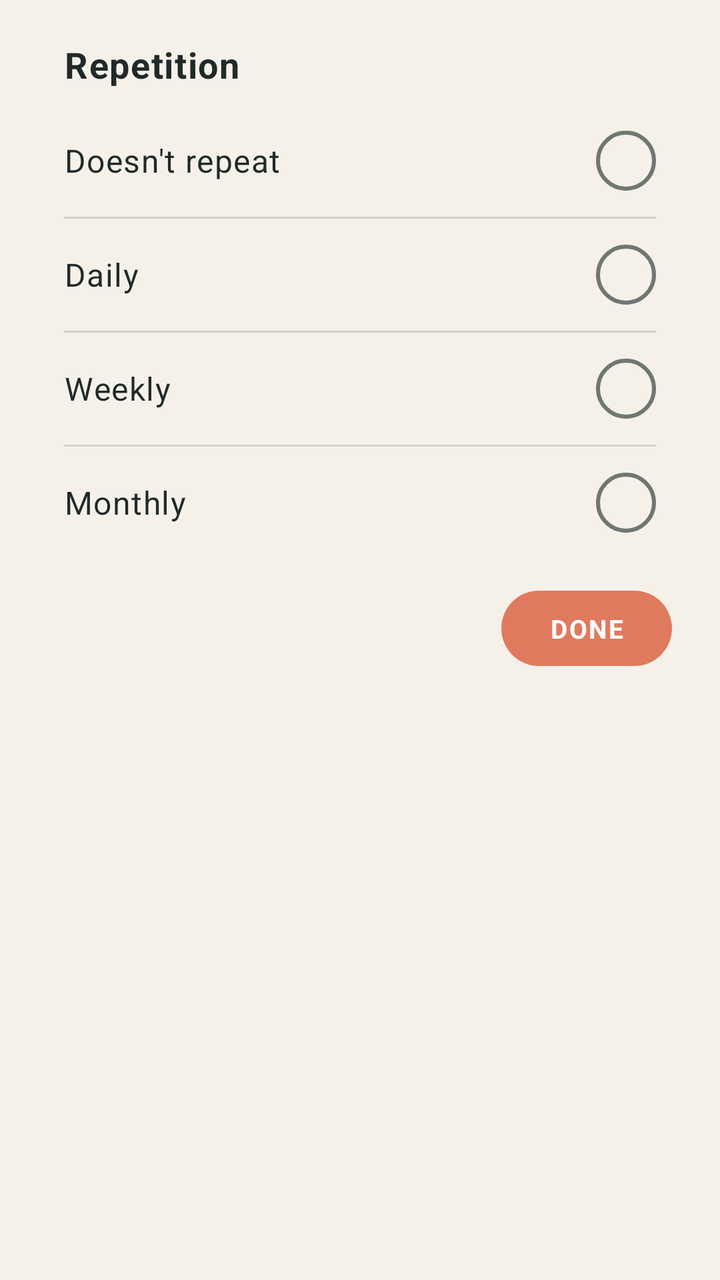
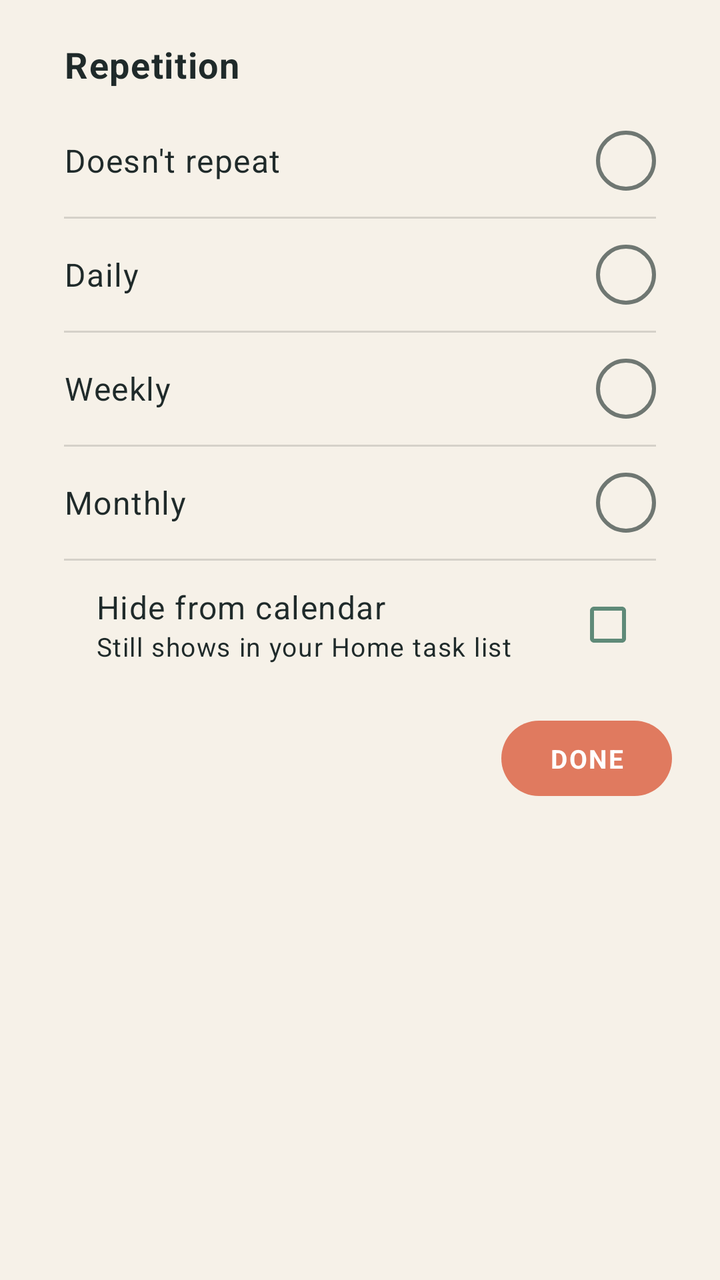

Screens rendered from an Android XML layout before and after an edit, with the pre-edit source and the edit as a unified diff.
<!-- AndroidManifest.xml: application theme Theme.BBetter -->
<!-- res/layout/popup_repetition.xml -->
<?xml version="1.0" encoding="utf-8"?>
<LinearLayout xmlns:android="http://schemas.android.com/apk/res/android"
    android:layout_width="match_parent"
    android:layout_height="wrap_content"
    android:orientation="vertical"
    android:paddingStart="@dimen/spacing_md"
    android:paddingTop="@dimen/spacing_md"
    android:paddingEnd="@dimen/spacing_md"
    android:paddingBottom="@dimen/spacing_md">

    <TextView
        android:layout_width="wrap_content"
        android:layout_height="wrap_content"
        android:layout_marginStart="@dimen/spacing_md"
        android:layout_marginTop="@dimen/spacing_xs"
        android:layout_marginBottom="@dimen/spacing_sm"
        android:text="@string/repetition_popup_title"
        android:textAppearance="@style/TextAppearance.BBetter.Title" />

    <LinearLayout
        android:id="@+id/repetition_popup_row_none"
        style="@style/BBetter.CardFormRow">

        <TextView
            style="@style/BBetter.CardFormRow.Value"
            android:layout_marginStart="0dp"
            android:text="@string/repetition_option_none" />

        <ToggleButton
            android:id="@+id/repetition_popup_toggle_none"
            android:layout_width="@dimen/toggle_button_size"
            android:layout_height="@dimen/toggle_button_size"
            android:background="@drawable/bb_radio_indicator"
            android:button="@android:color/transparent"
            android:clickable="false"
            android:focusable="false"
            android:textOff=""
            android:textOn="" />
    </LinearLayout>

    <View
        android:layout_width="match_parent"
        android:layout_height="1dp"
        android:layout_marginStart="@dimen/spacing_md"
        android:layout_marginEnd="@dimen/spacing_md"
        android:background="@color/bb_divider" />

    <LinearLayout
        android:id="@+id/repetition_popup_row_daily"
        style="@style/BBetter.CardFormRow">

        <TextView
            style="@style/BBetter.CardFormRow.Value"
            android:layout_marginStart="0dp"
            android:text="@string/repetition_option_daily" />

        <ToggleButton
            android:id="@+id/repetition_popup_toggle_daily"
            android:layout_width="@dimen/toggle_button_size"
            android:layout_height="@dimen/toggle_button_size"
            android:background="@drawable/bb_radio_indicator"
            android:button="@android:color/transparent"
            android:clickable="false"
            android:focusable="false"
            android:textOff=""
            android:textOn="" />
    </LinearLayout>

    
    <LinearLayout
        android:id="@+id/repetition_popup_daily_options"
        android:layout_width="match_parent"
        android:layout_height="wrap_content"
        android:gravity="center_vertical|end"
        android:orientation="horizontal"
        android:paddingStart="@dimen/spacing_md"
        android:paddingEnd="@dimen/spacing_md"
        android:paddingBottom="@dimen/spacing_sm"
        android:visibility="gone">

        <TextView
            android:layout_width="0dp"
            android:layout_height="wrap_content"
            android:layout_weight="1"
            android:text="@string/repetition_every_label"
            android:textAppearance="@style/TextAppearance.BBetter.Label"
            android:textColor="@color/bb_on_surface_muted" />

        <TextView
            android:id="@+id/repetition_interval_minus"
            android:layout_width="36dp"
            android:layout_height="36dp"
            android:background="@drawable/bg_stepper_circle"
            android:clickable="true"
            android:focusable="true"
            android:gravity="center"
            android:text="@string/repetition_stepper_minus"
            android:textAppearance="@style/TextAppearance.BBetter.Title"
            android:textColor="@color/bb_on_surface" />

        <TextView
            android:id="@+id/repetition_interval_value"
            android:layout_width="wrap_content"
            android:layout_height="wrap_content"
            android:layout_marginStart="@dimen/spacing_md"
            android:layout_marginEnd="@dimen/spacing_md"
            android:minWidth="56dp"
            android:gravity="center"
            android:text="@string/repetition_interval_days_one"
            android:textAppearance="@style/TextAppearance.BBetter.Body"
            android:textColor="@color/bb_on_surface" />

        <TextView
            android:id="@+id/repetition_interval_plus"
            android:layout_width="36dp"
            android:layout_height="36dp"
            android:background="@drawable/bg_stepper_circle"
            android:clickable="true"
            android:focusable="true"
            android:gravity="center"
            android:text="@string/repetition_stepper_plus"
            android:textAppearance="@style/TextAppearance.BBetter.Title"
            android:textColor="@color/bb_on_surface" />
    </LinearLayout>

    <View
        android:layout_width="match_parent"
        android:layout_height="1dp"
        android:layout_marginStart="@dimen/spacing_md"
        android:layout_marginEnd="@dimen/spacing_md"
        android:background="@color/bb_divider" />

    <LinearLayout
        android:id="@+id/repetition_popup_row_weekly"
        style="@style/BBetter.CardFormRow">

        <TextView
            style="@style/BBetter.CardFormRow.Value"
            android:layout_marginStart="0dp"
            android:text="@string/repetition_option_weekly" />

        <ToggleButton
            android:id="@+id/repetition_popup_toggle_weekly"
            android:layout_width="@dimen/toggle_button_size"
            android:layout_height="@dimen/toggle_button_size"
            android:background="@drawable/bb_radio_indicator"
            android:button="@android:color/transparent"
            android:clickable="false"
            android:focusable="false"
            android:textOff=""
            android:textOn="" />
    </LinearLayout>

    
    <LinearLayout
        android:id="@+id/repetition_popup_weekly_options"
        android:layout_width="match_parent"
        android:layout_height="wrap_content"
        android:gravity="center"
        android:orientation="horizontal"
        android:paddingStart="@dimen/spacing_sm"
        android:paddingEnd="@dimen/spacing_sm"
        android:paddingBottom="@dimen/spacing_sm"
        android:visibility="gone">

        <ToggleButton
            android:id="@+id/repetition_weekday_0"
            style="@style/BBetter.WeekdayToggle" />

        <ToggleButton
            android:id="@+id/repetition_weekday_1"
            style="@style/BBetter.WeekdayToggle" />

        <ToggleButton
            android:id="@+id/repetition_weekday_2"
            style="@style/BBetter.WeekdayToggle" />

        <ToggleButton
            android:id="@+id/repetition_weekday_3"
            style="@style/BBetter.WeekdayToggle" />

        <ToggleButton
            android:id="@+id/repetition_weekday_4"
            style="@style/BBetter.WeekdayToggle" />

        <ToggleButton
            android:id="@+id/repetition_weekday_5"
            style="@style/BBetter.WeekdayToggle" />

        <ToggleButton
            android:id="@+id/repetition_weekday_6"
            style="@style/BBetter.WeekdayToggle" />
    </LinearLayout>

    <View
        android:layout_width="match_parent"
        android:layout_height="1dp"
        android:layout_marginStart="@dimen/spacing_md"
        android:layout_marginEnd="@dimen/spacing_md"
        android:background="@color/bb_divider" />

    <LinearLayout
        android:id="@+id/repetition_popup_row_monthly"
        style="@style/BBetter.CardFormRow">

        <TextView
            style="@style/BBetter.CardFormRow.Value"
            android:layout_marginStart="0dp"
            android:text="@string/repetition_option_monthly" />

        <ToggleButton
            android:id="@+id/repetition_popup_toggle_monthly"
            android:layout_width="@dimen/toggle_button_size"
            android:layout_height="@dimen/toggle_button_size"
            android:background="@drawable/bb_radio_indicator"
            android:button="@android:color/transparent"
            android:clickable="false"
            android:focusable="false"
            android:textOff=""
            android:textOn="" />
    </LinearLayout>

    <TextView
        android:id="@+id/repetition_popup_confirm"
        android:layout_width="wrap_content"
        android:layout_height="wrap_content"
        android:layout_gravity="end"
        android:layout_marginTop="@dimen/spacing_md"
        android:layout_marginEnd="@dimen/spacing_sm"
        android:background="@drawable/bg_chip_energy"
        android:clickable="true"
        android:focusable="true"
        android:gravity="center"
        android:paddingStart="24dp"
        android:paddingEnd="24dp"
        android:paddingTop="10dp"
        android:paddingBottom="10dp"
        android:text="@string/repetition_popup_confirm"
        android:textAppearance="@style/TextAppearance.BBetter.Chip"
        android:textColor="@color/bb_on_primary" />

</LinearLayout>
<!-- resources referenced by this layout -->
<resources>
  <color name="bb_divider">#22000000</color>
  <color name="bb_on_primary">#FFFFFFFF</color>
  <color name="bb_on_surface">#FF1F2A2A</color>
  <color name="bb_on_surface_muted">#FF6F7772</color>
  <dimen name="spacing_md">16dp</dimen>
  <dimen name="spacing_sm">8dp</dimen>
  <dimen name="spacing_xs">4dp</dimen>
  <dimen name="toggle_button_size">30dp</dimen>
  <!-- drawable bb_radio_indicator (drawable) -->
  <?xml version="1.0" encoding="utf-8"?>
  <selector xmlns:android="http://schemas.android.com/apk/res/android">
      <item android:state_checked="true" android:drawable="@drawable/bg_radio_checked" />
      <item android:drawable="@drawable/bg_radio_unchecked" />
  </selector>
  <!-- drawable bg_stepper_circle (drawable) -->
  <?xml version="1.0" encoding="utf-8"?>
  <shape xmlns:android="http://schemas.android.com/apk/res/android"
      android:shape="oval">
      <solid android:color="@color/bb_surface_card" />
      <stroke
          android:width="1dp"
          android:color="@color/bb_divider" />
  </shape>
  <string name="repetition_every_label">Every</string>
  <string name="repetition_interval_days_one">1 day</string>
  <string name="repetition_option_daily">Daily</string>
  <string name="repetition_option_monthly">Monthly</string>
  <string name="repetition_option_none">Doesn\'t repeat</string>
  <string name="repetition_option_weekly">Weekly</string>
  <string name="repetition_popup_confirm">Done</string>
  <string name="repetition_popup_title">Repetition</string>
  <string name="repetition_stepper_minus">−</string>
  <string name="repetition_stepper_plus">+</string>
  <style name="TextAppearance.BBetter.Body">
          <item name="android:fontFamily">@font/plus_jakarta_sans</item>
          <item name="android:textSize">@dimen/text_body</item>
          <item name="android:textColor">@color/bb_on_surface</item>
      </style>
  <style name="TextAppearance.BBetter.Label">
          <item name="android:fontFamily">@font/plus_jakarta_sans_medium</item>
          <item name="android:textSize">@dimen/text_label</item>
          <item name="android:letterSpacing">0.04</item>
          <item name="android:textColor">@color/bb_on_surface_muted</item>
      </style>
  <style name="TextAppearance.BBetter.Title">
          <item name="android:fontFamily">@font/plus_jakarta_sans_semibold</item>
          <item name="android:textStyle">bold</item>
          <item name="android:textSize">@dimen/text_title</item>
          <item name="android:textColor">@color/bb_on_surface</item>
      </style>
  <!-- drawable bg_radio_checked (drawable) -->
  <?xml version="1.0" encoding="utf-8"?>
  <shape xmlns:android="http://schemas.android.com/apk/res/android"
      android:shape="oval">
      <solid android:color="@color/bb_primary" />
      <stroke android:width="2dp" android:color="@color/bb_primary" />
  </shape>
  <!-- drawable bg_radio_unchecked (drawable) -->
  <?xml version="1.0" encoding="utf-8"?>
  <shape xmlns:android="http://schemas.android.com/apk/res/android"
      android:shape="oval">
      <solid android:color="@android:color/transparent" />
      <stroke android:width="2dp" android:color="@color/bb_on_surface_muted" />
  </shape>
  <color name="bb_accent_energy">#FFE07A5F</color>
  <color name="bb_surface_card">#FFFFFFFF</color>
  <dimen name="text_body">16sp</dimen>
  <dimen name="text_label">13sp</dimen>
  <dimen name="text_title">18sp</dimen>
  <color name="bb_primary">#FF5F8A78</color>
  <color name="bb_primary_dark">#FF2F4F4A</color>
  <color name="bb_secondary">#FF3F4E8C</color>
  <color name="bb_danger">#FFB5524A</color>
  <color name="bb_surface">#FFF6F1E8</color>
  <!-- unchanged entries left out for length: 7 -->
</resources>

<!-- the commit's change to res/layout/popup_repetition.xml (unified diff, before → after) -->
@@ -218,6 +218,52 @@
             android:focusable="false"
             android:textOff=""
             android:textOn="" />
+    </LinearLayout>
+
+    
+    <View
+        android:id="@+id/repetition_popup_hide_divider"
+        android:layout_width="match_parent"
+        android:layout_height="1dp"
+        android:layout_marginStart="@dimen/spacing_md"
+        android:layout_marginEnd="@dimen/spacing_md"
+        android:background="@color/bb_divider" />
+
+    <LinearLayout
+        android:id="@+id/repetition_popup_row_hide"
+        style="@style/BBetter.CardFormRow"
+        android:layout_height="wrap_content"
+        android:paddingTop="@dimen/spacing_sm"
+        android:paddingBottom="@dimen/spacing_sm">
+
+        <LinearLayout
+            android:layout_width="0dp"
+            android:layout_height="wrap_content"
+            android:layout_marginStart="@dimen/spacing_md"
+            android:layout_weight="1"
+            android:orientation="vertical">
+
+            <TextView
+                android:layout_width="match_parent"
+                android:layout_height="wrap_content"
+                android:text="@string/repetition_hide_in_calendar"
+                android:textAppearance="@style/TextAppearance.BBetter.Body" />
+
+            <TextView
+                android:layout_width="match_parent"
+                android:layout_height="wrap_content"
+                android:text="@string/repetition_hide_in_calendar_hint"
+                android:textAppearance="@style/TextAppearance.BBetter.Label" />
+        </LinearLayout>
+
+        <CheckBox
+            android:id="@+id/repetition_popup_hide_check"
+            android:layout_width="wrap_content"
+            android:layout_height="wrap_content"
+            android:buttonTint="@color/bb_primary"
+            android:clickable="false"
+            android:contentDescription="@string/repetition_hide_in_calendar"
+            android:focusable="false" />
     </LinearLayout>
 
     <TextView
<!-- resource entries referenced after the edit -->
@@ -24,6 +24,8 @@
           android:color="@color/bb_divider" />
   </shape>
   <string name="repetition_every_label">Every</string>
+  <string name="repetition_hide_in_calendar">Hide from calendar</string>
+  <string name="repetition_hide_in_calendar_hint">Still shows in your Home task list</string>
   <string name="repetition_interval_days_one">1 day</string>
   <string name="repetition_option_daily">Daily</string>
   <string name="repetition_option_monthly">Monthly</string>
